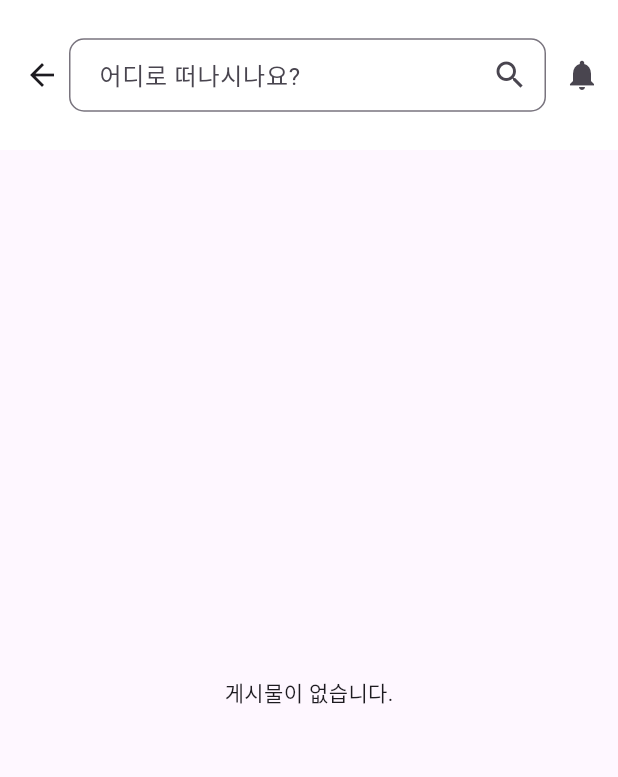
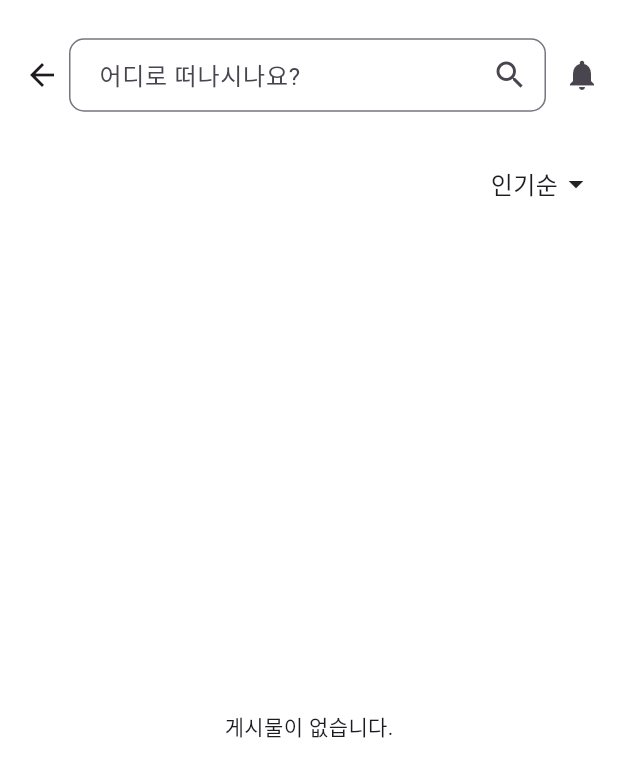
Before and after one commit to huiwon013/HowAboutHere, a Flutter app: the AllPostsPage screen opened directly with empty values, on a phone screen of 412 x 824 dp. Shown: the top 777 px of the screen. Run offline on Flutter 3.47's test engine with Material 3 defaults, Android fonts, the light colour scheme and no system bars; our stand-ins replace cloud_firestore, firebase_auth, firebase_core, firebase_storage, geocoding, geolocator and 2 more; missing offline and left inert: kakao_flutter_sdk_user; accounts and stored records are empty.

Commit message:
(design) 게시물 전체

```diff
--- a/hah/lib/mainpage/m_all_posts.dart
+++ b/hah/lib/mainpage/m_all_posts.dart
@@ -1,24 +1,30 @@
 import 'package:flutter/material.dart';
 import 'package:cloud_firestore/cloud_firestore.dart';
-
 import 'm_detail_post.dart';
 
-class AllPostsPage extends StatelessWidget {
-  final String city; // 선택한 도시명
+class AllPostsPage extends StatefulWidget {
+  final String city;
 
-  AllPostsPage({required this.city}); // 생성자에서 도시명을 받아옴
+  AllPostsPage({required this.city});
+
+  @override
+  _AllPostsPageState createState() => _AllPostsPageState();
+}
+
+class _AllPostsPageState extends State<AllPostsPage> {
+  String sortOption = '인기순';
 
   @override
   Widget build(BuildContext context) {
     return Scaffold(
+      backgroundColor: Colors.white,
       appBar: AppBar(
-        backgroundColor: Colors.white, // 배경색 흰색으로 설정
-        toolbarHeight: 100, // AppBar 높이 조정
+        backgroundColor: Colors.white,
+        toolbarHeight: 100,
         actions: [
-          // 검색창을 Action에 추가
           Expanded(
             child: Padding(
-              padding: const EdgeInsets.only(left: 46.0), // 왼쪽 패딩만 16.0으로 설정
+              padding: const EdgeInsets.only(left: 46.0),
               child: TextField(
                 decoration: InputDecoration(
                   hintText: "어디로 떠나시나요? ",
@@ -40,10 +46,43 @@ class AllPostsPage extends StatelessWidget {
           ),
         ],
       ),
-      body: StreamBuilder<QuerySnapshot>(
+      body: Column(
+        children: [
+          Padding(
+            padding: const EdgeInsets.symmetric(horizontal: 16.0, vertical: 8.0),
+            child: Row(
+              mainAxisAlignment: MainAxisAlignment.spaceBetween,
+              children: [
+                Text(
+                  '${widget.city}',
+                  style: TextStyle(fontSize: 20, fontWeight: FontWeight.bold),
+                ),
+                PopupMenuButton<String>(
+                  onSelected: (value) {
+                    setState(() {
+                      sortOption = value;
+                    });
+                  },
+                  itemBuilder: (context) => [
+                    PopupMenuItem(value: '인기순', child: Text('인기순')),
+                    PopupMenuItem(value: '최신순', child: Text('최신순')),
+                    PopupMenuItem(value: '최근 3개월', child: Text('최근 3개월')),
+                  ],
+                  child: Row(
+                    children: [
+                      Text(sortOption, style: TextStyle(fontSize: 16)),
+                      Icon(Icons.arrow_drop_down),
+                    ],
+                  ),
+                ),
+              ],
+            ),
+          ),
+          Expanded(
+            child: StreamBuilder<QuerySnapshot>(
               stream: FirebaseFirestore.instance
-            .collection('posts') // Firestore의 'posts' 컬렉션
-            .where('region', isEqualTo: city) // 선택된 도시와 일치하는 게시물 필터링
+                  .collection('posts')
+                  .where('region', isEqualTo: widget.city)
                   .snapshots(),
               builder: (context, snapshot) {
                 if (snapshot.hasError) {
@@ -51,25 +90,31 @@ class AllPostsPage extends StatelessWidget {
                 }
 
                 if (snapshot.connectionState == ConnectionState.waiting) {
-            return const Center(child: CircularProgressIndicator()); // 로딩 중일 때 표시
+                  return const Center(child: CircularProgressIndicator());
                 }
 
                 if (!snapshot.hasData || snapshot.data!.docs.isEmpty) {
-            return const Center(child: Text('게시물이 없습니다.')); // 게시물이 없을 때 표시
+                  return const Center(child: Text('게시물이 없습니다.'));
                 }
 
-          // 게시물 목록 표시
                 return ListView.builder(
                   itemCount: snapshot.data!.docs.length,
                   itemBuilder: (context, index) {
                     var post = snapshot.data!.docs[index];
-              var username = post['userNickname'] ?? '사용자 없음'; // 사용자 이름
-              var date = post['timestamp']?.toDate() ?? DateTime.now(); // 날짜
-              var title = post['title'] ?? '제목 없음'; // 게시물 제목
-              var content = post['content'] ?? '내용 없음'; // 게시물 내용
-              var location = post['location'] ?? '위치 없음'; // 게시물 위치
+                    var username = post['userNickname'] ?? '사용자 없음';
+                    var date = post['timestamp']?.toDate() ?? DateTime.now();
+                    var title = post['title'] ?? '제목 없음';
+                    var content = post['content'] ?? '내용 없음';
+                    var location = post['location'] ?? '위치 없음';
 
-              return ListTile(
+                    return Card(
+                      color: Colors.white,
+                      shape: RoundedRectangleBorder(
+                        borderRadius: BorderRadius.circular(8.0),
+                        side: BorderSide(color: Colors.grey.shade300),
+                      ),
+                      margin: EdgeInsets.symmetric(horizontal: 16.0, vertical: 8.0),
+                      child: ListTile(
                         title: Column(
                           crossAxisAlignment: CrossAxisAlignment.start,
                           children: [
@@ -78,30 +123,30 @@ class AllPostsPage extends StatelessWidget {
                               children: [
                                 Icon(Icons.account_circle, size: 16, color: Colors.grey),
                                 SizedBox(width: 4),
-                        Text(username, style: TextStyle(fontSize: 14, color: Colors.grey)), // 사용자 닉네임
-                        Spacer(), // 닉네임과 날짜 사이의 간격을 자동으로 조절
+                                Text(username, style: TextStyle(fontSize: 14, color: Colors.grey)),
+                                Spacer(),
                                 Text(
                                   '${date.year}-${date.month}-${date.day}',
-                          style: TextStyle(fontSize: 12, color: Colors.grey), // timestamp를 Date로 변환
+                                  style: TextStyle(fontSize: 12, color: Colors.grey),
                                 ),
                               ],
                             ),
                             const SizedBox(height: 4),
                             Text(
-                      title, //제목
+                              title,
                               style: TextStyle(fontWeight: FontWeight.bold, fontSize: 16),
                             ),
                             const SizedBox(height: 4),
                             Row(
                               children: [
-                        Icon(Icons.location_on, size: 16, color: Colors.grey), // 지역 아이콘
-                        SizedBox(width: 4), // 아이콘과 텍스트 사이의 간격
-                        Text(location, style: TextStyle(fontSize: 12, color: Colors.grey)), // 위치 텍스트
+                                Icon(Icons.location_on, size: 16, color: Colors.grey),
+                                SizedBox(width: 4),
+                                Text(location, style: TextStyle(fontSize: 12, color: Colors.grey)),
                               ],
                             ),
                           ],
                         ),
-                subtitle: Text(content, maxLines: 2, overflow: TextOverflow.ellipsis), // 게시물 내용 일부 표시
+                        subtitle: Text(content, maxLines: 2, overflow: TextOverflow.ellipsis),
                         onTap: () {
                           Navigator.push(
                             context,
@@ -116,11 +161,15 @@ class AllPostsPage extends StatelessWidget {
                             ),
                           );
                         },
+                      ),
                     );
                   },
                 );
               },
             ),
+          ),
+        ],
+      ),
     );
   }
 }
```
Lines whose indentation alone changed are shown as unchanged.
